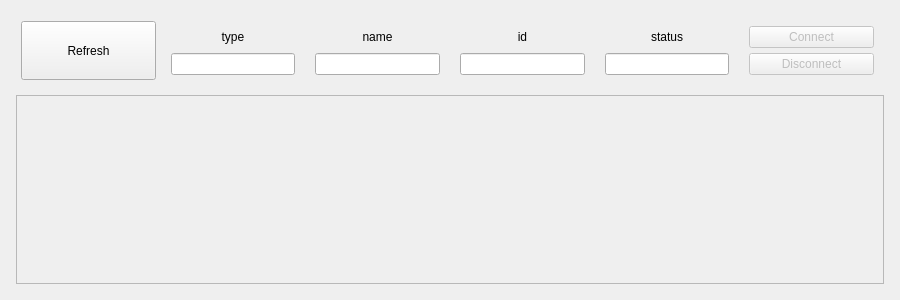
Before: the Qt Designer form qcore/instruments/gui/instrument_widget.ui in deanpoulos/qcore-octave, drawn with Qt 5.
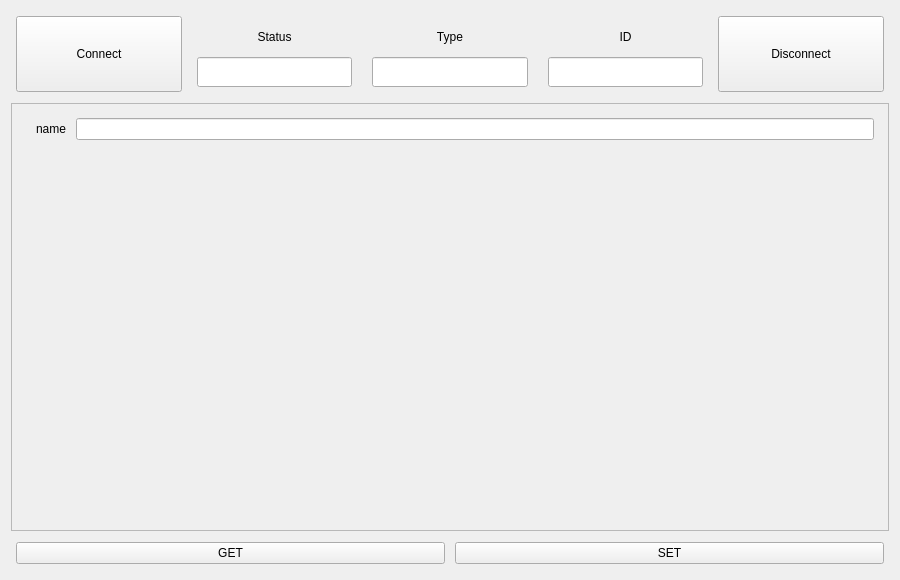
After: the same form once the commit is applied.

Commit message:
Implement basic interactions between Server and Instrument widgets
Server widget UI is part of verse

Test round trip - connection, use, and disconnection - with DummyInstrument

```diff
--- a/qcore/instruments/gui/instrument_widget.ui
+++ b/qcore/instruments/gui/instrument_widget.ui
@@ -7,7 +7,7 @@
     <x>0</x>
     <y>0</y>
     <width>900</width>
-    <height>300</height>
+    <height>580</height>
    </rect>
   </property>
   <property name="minimumSize">
@@ -21,22 +21,7 @@
   </property>
   <layout class="QHBoxLayout" name="horizontalLayout">
    <item>
-    <layout class="QVBoxLayout" name="instrument_widget_layout" stretch="1,4">
-     <property name="spacing">
-      <number>10</number>
-     </property>
-     <property name="leftMargin">
-      <number>5</number>
-     </property>
-     <property name="topMargin">
-      <number>5</number>
-     </property>
-     <property name="rightMargin">
-      <number>5</number>
-     </property>
-     <property name="bottomMargin">
-      <number>5</number>
-     </property>
+    <layout class="QVBoxLayout" name="verticalLayout" stretch="1,5,1">
      <item>
       <layout class="QHBoxLayout" name="top_layout">
        <property name="spacing">
@@ -55,7 +40,7 @@
         <number>5</number>
        </property>
        <item>
-        <widget class="QPushButton" name="refresh_button">
+        <widget class="QPushButton" name="connect_button">
          <property name="sizePolicy">
           <sizepolicy hsizetype="Preferred" vsizetype="Preferred">
            <horstretch>0</horstretch>
@@ -63,10 +48,55 @@
           </sizepolicy>
          </property>
          <property name="text">
-          <string>Refresh</string>
+          <string>Connect</string>
          </property>
         </widget>
        </item>
+       <item>
+        <layout class="QVBoxLayout" name="status_layout">
+         <property name="spacing">
+          <number>5</number>
+         </property>
+         <property name="leftMargin">
+          <number>5</number>
+         </property>
+         <property name="topMargin">
+          <number>5</number>
+         </property>
+         <property name="rightMargin">
+          <number>5</number>
+         </property>
+         <property name="bottomMargin">
+          <number>5</number>
+         </property>
+         <item>
+          <widget class="QLabel" name="status_label">
+           <property name="text">
+            <string>Status</string>
+           </property>
+           <property name="alignment">
+            <set>Qt::AlignCenter</set>
+           </property>
+          </widget>
+         </item>
+         <item>
+          <widget class="QLineEdit" name="status_field">
+           <property name="sizePolicy">
+            <sizepolicy hsizetype="Preferred" vsizetype="Preferred">
+             <horstretch>0</horstretch>
+             <verstretch>0</verstretch>
+            </sizepolicy>
+           </property>
+           <property name="alignment">
+            <set>Qt::AlignCenter</set>
+           </property>
+           <property name="readOnly">
+            <bool>true</bool>
+           </property>
+          </widget>
+         </item>
+        </layout>
+       </item>
        <item>
         <layout class="QVBoxLayout" name="type_layout">
          <property name="spacing">
@@ -93,7 +123,7 @@
             </sizepolicy>
            </property>
            <property name="text">
-            <string>type</string>
+            <string>Type</string>
            </property>
            <property name="alignment">
             <set>Qt::AlignCenter</set>
@@ -118,54 +148,6 @@
          </item>
         </layout>
        </item>
-       <item>
-        <layout class="QVBoxLayout" name="name_layout">
-         <property name="spacing">
-          <number>5</number>
-         </property>
-         <property name="leftMargin">
-          <number>5</number>
-         </property>
-         <property name="topMargin">
-          <number>5</number>
-         </property>
-         <property name="rightMargin">
-          <number>5</number>
-         </property>
-         <property name="bottomMargin">
-          <number>5</number>
-         </property>
-         <item>
-          <widget class="QLabel" name="name_label">
-           <property name="sizePolicy">
-            <sizepolicy hsizetype="Preferred" vsizetype="Preferred">
-             <horstretch>0</horstretch>
-             <verstretch>0</verstretch>
-            </sizepolicy>
-           </property>
-           <property name="text">
-            <string>name</string>
-           </property>
-           <property name="alignment">
-            <set>Qt::AlignCenter</set>
-           </property>
-          </widget>
-         </item>
-         <item>
-          <widget class="QLineEdit" name="name_field">
-           <property name="sizePolicy">
-            <sizepolicy hsizetype="Preferred" vsizetype="Preferred">
-             <horstretch>0</horstretch>
-             <verstretch>0</verstretch>
-            </sizepolicy>
-           </property>
-           <property name="alignment">
-            <set>Qt::AlignCenter</set>
-           </property>
-          </widget>
-         </item>
-        </layout>
-       </item>
        <item>
         <layout class="QVBoxLayout" name="id_layout">
          <property name="spacing">
@@ -192,7 +174,7 @@
             </sizepolicy>
            </property>
            <property name="text">
-            <string>id</string>
+            <string>ID</string>
            </property>
            <property name="alignment">
             <set>Qt::AlignCenter</set>
@@ -218,100 +200,17 @@
         </layout>
        </item>
        <item>
-        <layout class="QVBoxLayout" name="status_layout">
-         <property name="spacing">
-          <number>5</number>
+        <widget class="QPushButton" name="disconnect_button">
+         <property name="sizePolicy">
+          <sizepolicy hsizetype="Preferred" vsizetype="Preferred">
+           <horstretch>0</horstretch>
+           <verstretch>0</verstretch>
+          </sizepolicy>
          </property>
-         <property name="leftMargin">
-          <number>5</number>
+         <property name="text">
+          <string>Disconnect</string>
          </property>
-         <property name="topMargin">
-          <number>5</number>
-         </property>
-         <property name="rightMargin">
-          <number>5</number>
-         </property>
-         <property name="bottomMargin">
-          <number>5</number>
-         </property>
-         <item>
-          <widget class="QLabel" name="status_label">
-           <property name="text">
-            <string>status</string>
-           </property>
-           <property name="alignment">
-            <set>Qt::AlignCenter</set>
-           </property>
-          </widget>
-         </item>
-         <item>
-          <widget class="QLineEdit" name="status_field">
-           <property name="sizePolicy">
-            <sizepolicy hsizetype="Preferred" vsizetype="Preferred">
-             <horstretch>0</horstretch>
-             <verstretch>0</verstretch>
-            </sizepolicy>
-           </property>
-           <property name="alignment">
-            <set>Qt::AlignCenter</set>
-           </property>
-           <property name="readOnly">
-            <bool>true</bool>
-           </property>
-          </widget>
-         </item>
-        </layout>
-       </item>
-       <item>
-        <layout class="QVBoxLayout" name="connect_buttons_layout">
-         <property name="spacing">
-          <number>5</number>
-         </property>
-         <property name="leftMargin">
-          <number>5</number>
-         </property>
-         <property name="topMargin">
-          <number>5</number>
-         </property>
-         <property name="rightMargin">
-          <number>5</number>
-         </property>
-         <property name="bottomMargin">
-          <number>5</number>
-         </property>
-         <item>
-          <widget class="QPushButton" name="connect_button">
-           <property name="enabled">
-            <bool>false</bool>
-           </property>
-           <property name="sizePolicy">
-            <sizepolicy hsizetype="Preferred" vsizetype="Preferred">
-             <horstretch>0</horstretch>
-             <verstretch>0</verstretch>
-            </sizepolicy>
-           </property>
-           <property name="text">
-            <string>Connect</string>
-           </property>
-          </widget>
-         </item>
-         <item>
-          <widget class="QPushButton" name="disconnect_button">
-           <property name="enabled">
-            <bool>false</bool>
-           </property>
-           <property name="sizePolicy">
-            <sizepolicy hsizetype="Preferred" vsizetype="Preferred">
-             <horstretch>0</horstretch>
-             <verstretch>0</verstretch>
-            </sizepolicy>
-           </property>
-           <property name="text">
-            <string>Disconnect</string>
-           </property>
-          </widget>
-         </item>
-        </layout>
+        </widget>
        </item>
       </layout>
      </item>
@@ -325,33 +224,11 @@
          <rect>
           <x>0</x>
           <y>0</y>
-          <width>870</width>
-          <height>189</height>
+          <width>878</width>
+          <height>390</height>
          </rect>
         </property>
         <layout class="QHBoxLayout" name="horizontalLayout_2">
-         <item>
-          <layout class="QFormLayout" name="settables_form">
-           <property name="horizontalSpacing">
-            <number>10</number>
-           </property>
-           <property name="verticalSpacing">
-            <number>10</number>
-           </property>
-           <property name="leftMargin">
-            <number>5</number>
-           </property>
-           <property name="topMargin">
-            <number>5</number>
-           </property>
-           <property name="rightMargin">
-            <number>5</number>
-           </property>
-           <property name="bottomMargin">
-            <number>5</number>
-           </property>
-          </layout>
-         </item>
          <item>
           <layout class="QFormLayout" name="gettables_form">
            <property name="horizontalSpacing">
@@ -374,10 +251,75 @@
            </property>
           </layout>
          </item>
+         <item>
+          <layout class="QFormLayout" name="settables_form">
+           <property name="horizontalSpacing">
+            <number>10</number>
+           </property>
+           <property name="verticalSpacing">
+            <number>10</number>
+           </property>
+           <property name="leftMargin">
+            <number>5</number>
+           </property>
+           <property name="topMargin">
+            <number>5</number>
+           </property>
+           <property name="rightMargin">
+            <number>5</number>
+           </property>
+           <property name="bottomMargin">
+            <number>5</number>
+           </property>
+           <item row="0" column="0">
+            <widget class="QLabel" name="name_label">
+             <property name="text">
+              <string>name</string>
+             </property>
+            </widget>
+           </item>
+           <item row="0" column="1">
+            <widget class="QLineEdit" name="name_field"/>
+           </item>
+          </layout>
+         </item>
         </layout>
        </widget>
       </widget>
      </item>
+     <item>
+      <layout class="QHBoxLayout" name="get_set_buttons_layout">
+       <property name="spacing">
+        <number>10</number>
+       </property>
+       <property name="leftMargin">
+        <number>5</number>
+       </property>
+       <property name="topMargin">
+        <number>5</number>
+       </property>
+       <property name="rightMargin">
+        <number>5</number>
+       </property>
+       <property name="bottomMargin">
+        <number>5</number>
+       </property>
+       <item>
+        <widget class="QPushButton" name="get_button">
+         <property name="text">
+          <string>GET</string>
+         </property>
+        </widget>
+       </item>
+       <item>
+        <widget class="QPushButton" name="set_button">
+         <property name="text">
+          <string>SET</string>
+         </property>
+        </widget>
+       </item>
+      </layout>
+     </item>
     </layout>
    </item>
   </layout>
```
The commit also changes 5 other files.
